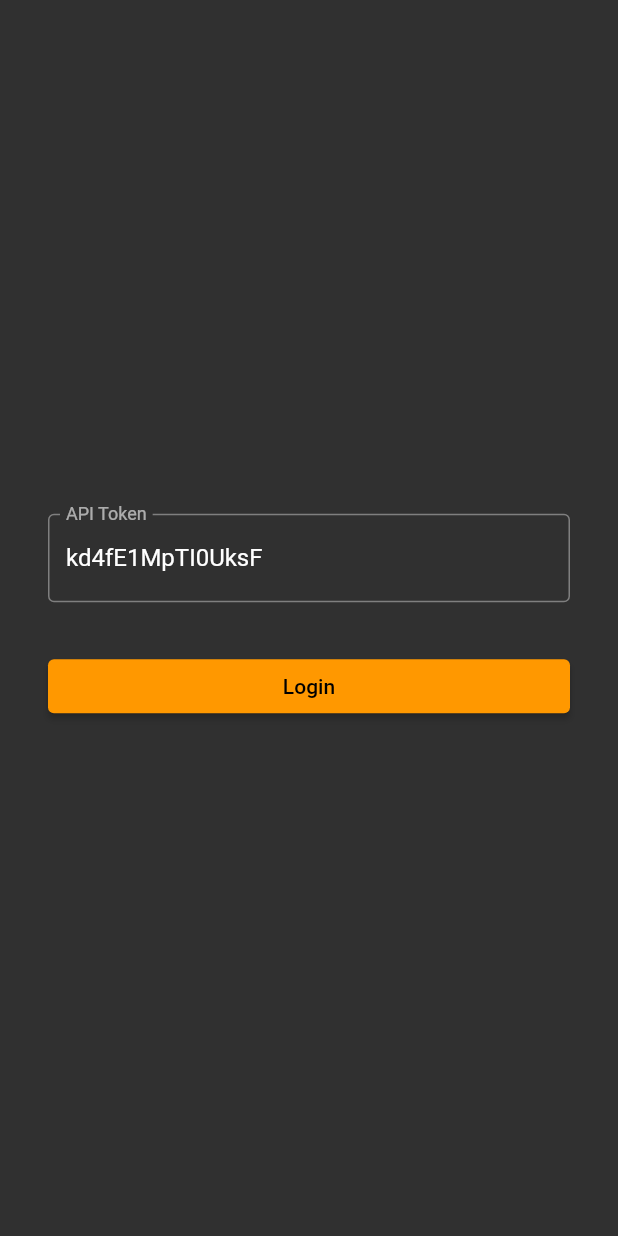
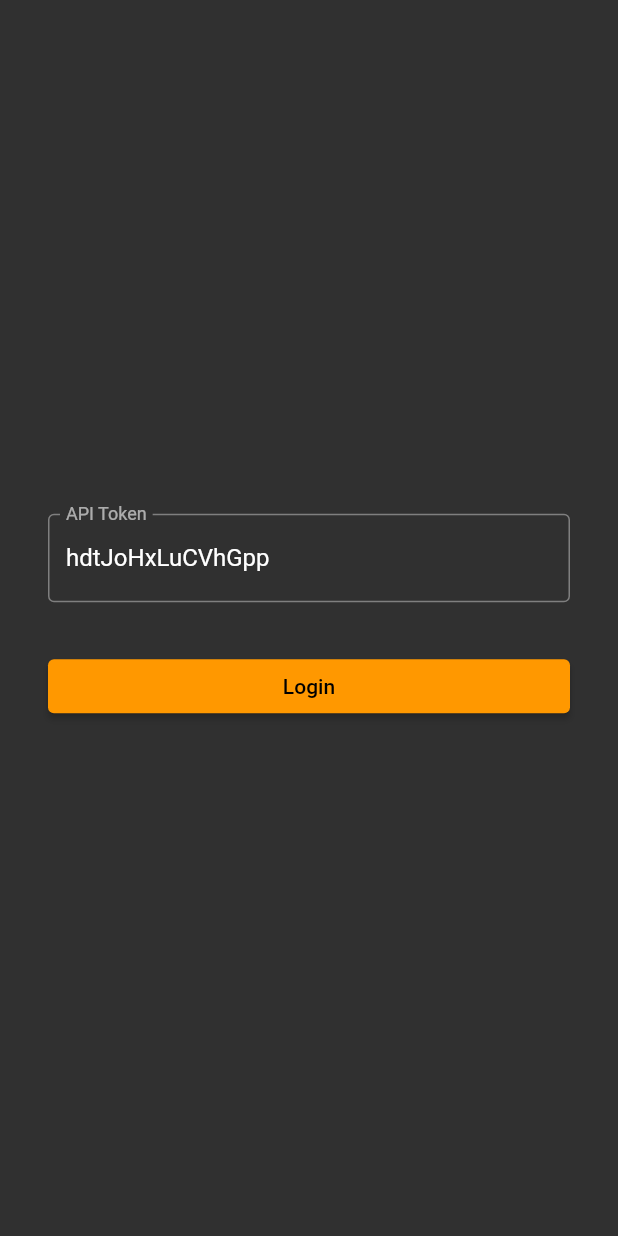
Before and after one commit to hamed-rezaee/flutter_component_architecture_poc, a Flutter app: the screen it shows after launch, on a phone screen of 412 x 824 dp. Run offline on Flutter 3.47's test engine with Material 2 defaults, Android fonts, the phone set to English and light mode, and no system bars; our stand-ins replace flutter_bloc, go_router, rxdart, shared_preferences; missing offline and left inert: dart_web_socket_handler; statements that could not run were skipped.

Commit message:
minor refactor

```diff
--- a/example/lib/core/widgets/dialogs/logout_dialog.dart
+++ b/example/lib/core/widgets/dialogs/logout_dialog.dart
@@ -1,5 +1,6 @@
 import 'package:example/core/widgets/dialogs/dialog_page.dart';
 import 'package:flutter/material.dart';
+import 'package:go_router/go_router.dart';
 
 DialogPage<void> showLogoutDialog(
   BuildContext context,
@@ -15,7 +16,7 @@ DialogPage<void> showLogoutDialog(
           TextButton(child: const Text('Yes'), onPressed: logoutModel.onLogout),
           TextButton(
             child: const Text('No'),
-            onPressed: () => Navigator.of(context).pop(),
+            onPressed: () => context.pop(),
           )
         ],
       ),
--- a/example/lib/core/widgets/dialogs/message_dialog.dart
+++ b/example/lib/core/widgets/dialogs/message_dialog.dart
@@ -1,15 +1,16 @@
 import 'package:example/core/widgets/dialogs/dialog_page.dart';
 import 'package:flutter/material.dart';
+import 'package:go_router/go_router.dart';
 
 DialogPage<void> showMessageDialog(BuildContext context, String message) =>
     DialogPage<void>(
+      barrierDismissible: false,
       builder: (BuildContext context) => AlertDialog(
-        title: const Text('Logout'),
         content: Text(message),
         actions: <Widget>[
           TextButton(
             child: const Text('OK'),
-            onPressed: () => Navigator.of(context).pop(),
+            onPressed: () => context.pop(),
           )
         ],
       ),
--- a/example/lib/features/login/presentation/login_page.dart
+++ b/example/lib/features/login/presentation/login_page.dart
@@ -37,7 +37,9 @@ class LoginPage extends StatelessWidget {
         if (context.canPop()) {
           context.pop();
         }
-        context.push(messageDialogPath, extra: state.message);
+
+        ScaffoldMessenger.of(context)
+            .showSnackBar(SnackBar(content: Text(state.message)));
     }
   }
 }
--- a/example/lib/features/login/presentation/widgets/login_form.dart
+++ b/example/lib/features/login/presentation/widgets/login_form.dart
@@ -12,7 +12,7 @@ class LoginForm extends StatefulWidget {
 class _LoginFormState extends State<LoginForm> {
   // I knew this token is hardcoded, but since this will be invalidate in each qa machine rebuild it's not a problem. :)
   final TextEditingController _controller =
-      TextEditingController(text: 'kd4fE1MpTI0UksF');
+      TextEditingController(text: 'hdtJoHxLuCVhGpp');
 
   String? _errorText;
 
--- a/example/lib/features/tick_stream/presentation/states/tick_stream_cubit.dart
+++ b/example/lib/features/tick_stream/presentation/states/tick_stream_cubit.dart
@@ -25,7 +25,8 @@ class TickSteamCubit extends Cubit<TickStreamState> {
     try {
       _tickStreamSubscription = service
           .fetchTickStream(symbol)
-          .listen((TickStreamEntity tick) => emit(TickStreamLoadedState(tick)));
+          .listen((TickStreamEntity tick) => emit(TickStreamLoadedState(tick)))
+        ..onError((Object error) => emit(TickStreamErrorState('$error')));
     } on Exception catch (e) {
       emit(TickStreamErrorState('$e'));
     }
```
